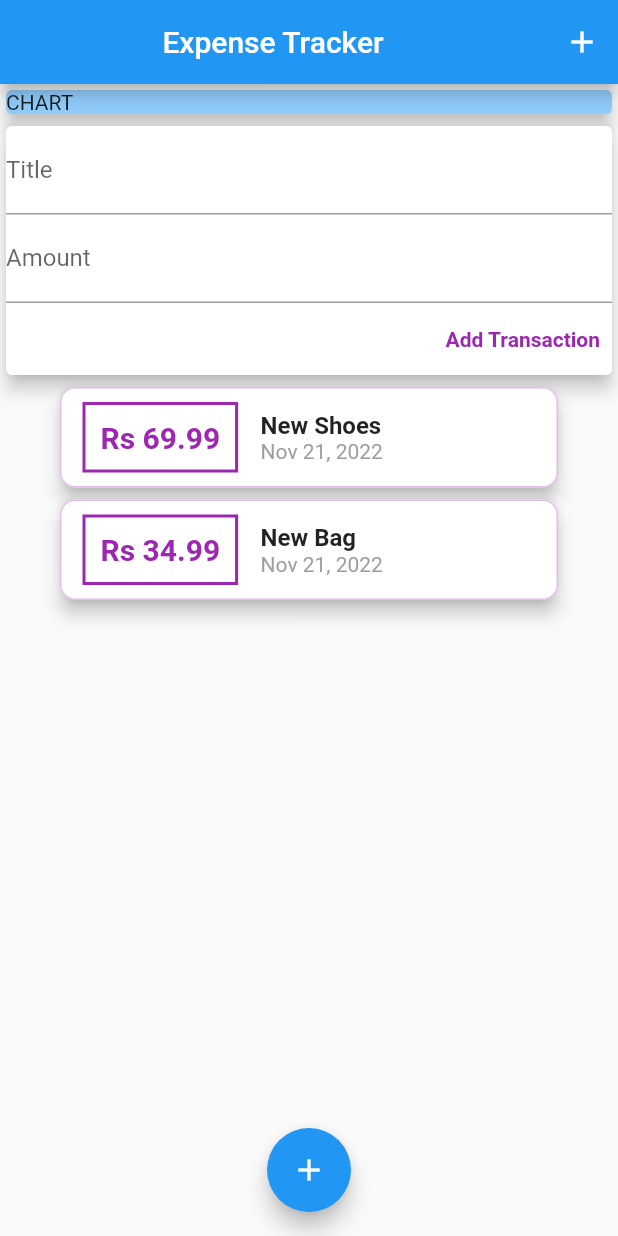
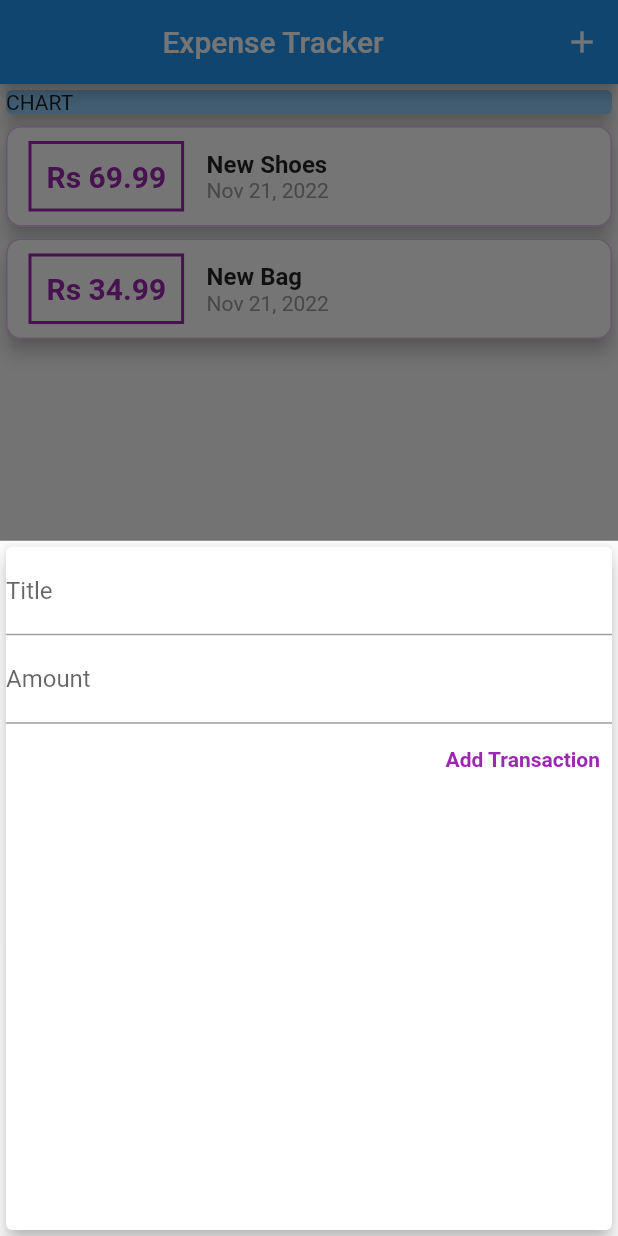
Before and after one commit to uzairafridi00/flutter-learning, a Flutter app: the screen it shows after launch, after a tap on the "add" icon, on a phone screen of 412 x 824 dp. Run offline on Flutter 3.47's test engine with Material 2 defaults, Android fonts, the phone set to English and light mode, and no system bars.

Commit message:
Modal View of Add transaction added

```diff
--- a/Flutter Projects/expense_tracker/lib/main.dart
+++ b/Flutter Projects/expense_tracker/lib/main.dart
@@ -1,6 +1,8 @@
 import 'package:flutter/material.dart';
 
-import './widgets/user_transaction.dart';
+import './widgets/new_transaction.dart';
+import './models/transaction.dart';
+import './widgets/transactions_list.dart';
 
 void main() => runApp(MyApp());
 
@@ -16,8 +18,45 @@ class MyApp extends StatelessWidget {
   }
 }
 
-class MyHomePage extends StatelessWidget {
+class MyHomePage extends StatefulWidget {
   MyHomePage({super.key});
+
+  @override
+  State<MyHomePage> createState() => _MyHomePageState();
+}
+
+class _MyHomePageState extends State<MyHomePage> {
+  final List<Transaction> _userTransactions = [
+    Transaction(
+        id: 't1', title: 'New Shoes', amount: 69.99, date: DateTime.now()),
+    Transaction(
+        id: 't2', title: 'New Bag', amount: 34.99, date: DateTime.now()),
+  ];
+
+  void _addNewTransaction(String txTitle, double txAmount) {
+    final newTx = Transaction(
+      title: txTitle,
+      amount: txAmount,
+      date: DateTime.now(),
+      id: DateTime.now().toString(),
+    );
+
+    setState(() {
+      _userTransactions.add(newTx);
+    });
+  }
+
+  void _startAddNewTransaction(BuildContext ctx) {
+    showModalBottomSheet(
+        context: ctx,
+        builder: (_) {
+          return GestureDetector(
+            onTap: () {},
+            behavior: HitTestBehavior.opaque,
+            child: NewTransaction(addTransactionHandler: _addNewTransaction),
+          );
+        });
+  }
 
   @override
   Widget build(BuildContext context) {
@@ -25,7 +64,9 @@ class MyHomePage extends StatelessWidget {
       appBar: AppBar(
         title: const Center(child: Text('Expense Tracker')),
         actions: [
-          IconButton(onPressed: () {}, icon: Icon(Icons.add)),
+          IconButton(
+              onPressed: () => _startAddNewTransaction(context),
+              icon: Icon(Icons.add)),
         ],
       ),
       body: SingleChildScrollView(
@@ -41,13 +82,13 @@ class MyHomePage extends StatelessWidget {
                   child: Text('CHART'),
                 ),
               ),
-              UserTransaction(),
+              TransactionList(transactions: _userTransactions)
             ]),
       ),
       floatingActionButtonLocation: FloatingActionButtonLocation.centerFloat,
       floatingActionButton: FloatingActionButton(
         child: Icon(Icons.add),
-        onPressed: () {},
+        onPressed: () => _startAddNewTransaction(context),
       ),
     );
   }
--- a/Flutter Projects/expense_tracker/lib/widgets/new_transaction.dart
+++ b/Flutter Projects/expense_tracker/lib/widgets/new_transaction.dart
@@ -3,12 +3,18 @@ import 'package:flutter/services.dart';
 
 typedef TxCallback = void Function(String title, double amount);
 
-class NewTransaction extends StatelessWidget {
+class NewTransaction extends StatefulWidget {
   final TxCallback addTransactionHandler;
 
   NewTransaction({super.key, required this.addTransactionHandler});
 
+  @override
+  State<NewTransaction> createState() => _NewTransactionState();
+}
+
+class _NewTransactionState extends State<NewTransaction> {
   final titleController = TextEditingController();
+
   final amountController = TextEditingController();
 
   void dataEntered() {
@@ -19,7 +25,9 @@ class NewTransaction extends StatelessWidget {
       return;
     }
 
-    addTransactionHandler(titleEntered, amountEntered);
+    widget.addTransactionHandler(titleEntered, amountEntered);
+
+    Navigator.of(context).pop();
   }
 
   @override
@@ -30,12 +38,12 @@ class NewTransaction extends StatelessWidget {
         child: Column(crossAxisAlignment: CrossAxisAlignment.end, children: [
           TextField(
             autocorrect: true,
-            decoration: InputDecoration(labelText: 'Title'),
+            decoration: const InputDecoration(labelText: 'Title'),
             controller: titleController,
             onSubmitted: (_) => dataEntered(),
           ),
           TextField(
-            decoration: InputDecoration(labelText: 'Amount'),
+            decoration: const InputDecoration(labelText: 'Amount'),
             keyboardType: TextInputType.number,
             // inputFormatters: <TextInputFormatter>[
             //   FilteringTextInputFormatter.digitsOnly
--- a/Flutter Projects/expense_tracker/lib/widgets/transactions_list.dart
+++ b/Flutter Projects/expense_tracker/lib/widgets/transactions_list.dart
@@ -12,7 +12,7 @@ class TransactionList extends StatelessWidget {
   Widget build(BuildContext context) {
     return Container(
       height: 490,
-      width: 340,
+      width: 330,
       child: ListView.builder(
         itemBuilder: (context, index) {
           return Card(
--- a/Flutter Projects/expense_tracker/lib/widgets/user_transaction.dart
+++ /dev/null
@@ -1,44 +0,0 @@
-import 'package:flutter/material.dart';
-
-import './transactions_list.dart';
-import './new_transaction.dart';
-import '../models/transaction.dart';
-
-class UserTransaction extends StatefulWidget {
-  const UserTransaction({super.key});
-
-  @override
-  State<UserTransaction> createState() => _UserTransactionState();
-}
-
-class _UserTransactionState extends State<UserTransaction> {
-  final List<Transaction> _userTransactions = [
-    Transaction(
-        id: 't1', title: 'New Shoes', amount: 69.99, date: DateTime.now()),
-    Transaction(
-        id: 't2', title: 'New Bag', amount: 34.99, date: DateTime.now()),
-  ];
-
-  void _addNewTransaction(String txTitle, double txAmount) {
-    final newTx = Transaction(
-      title: txTitle,
-      amount: txAmount,
-      date: DateTime.now(),
-      id: DateTime.now().toString(),
-    );
-
-    setState(() {
-     _userTransactions.add(newTx);
-    });
-  }
-
-  @override
-  Widget build(BuildContext context) {
-    return Column(
-      children: [
-        NewTransaction(addTransactionHandler: _addNewTransaction),
-        TransactionList(transactions: _userTransactions),
-      ],
-    );
-  }
-}
```
Also changed, not shown: Flutter Notes/Notes/Widgets, Styling, Adding Logic/Flutter Widgets Styling.txt (+11 -0 lines), Flutter Notes/Notes/Widgets, Styling, Adding Logic/Showing Model Bottom Sheet.txt (+27 -1 lines).
